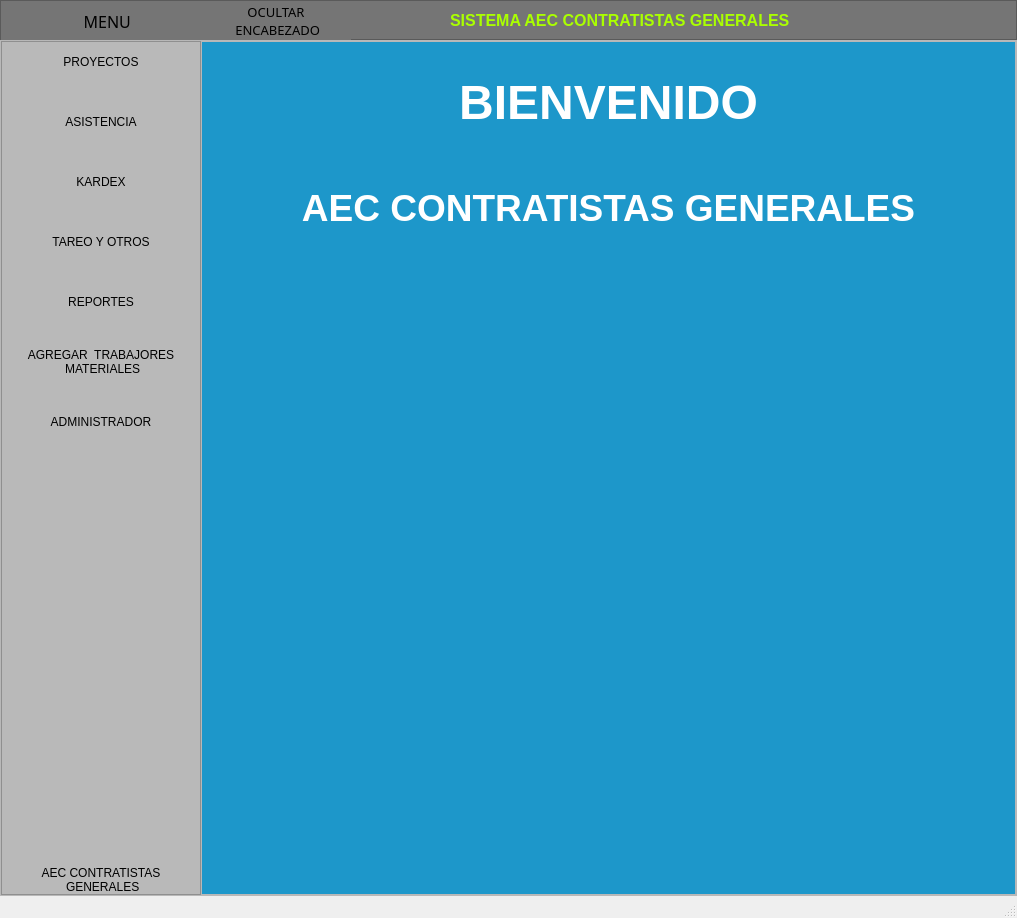
Above: ui_files/menu.ui from Romehe369/aec_contrastistas_g before the change. Below: the same form after it.
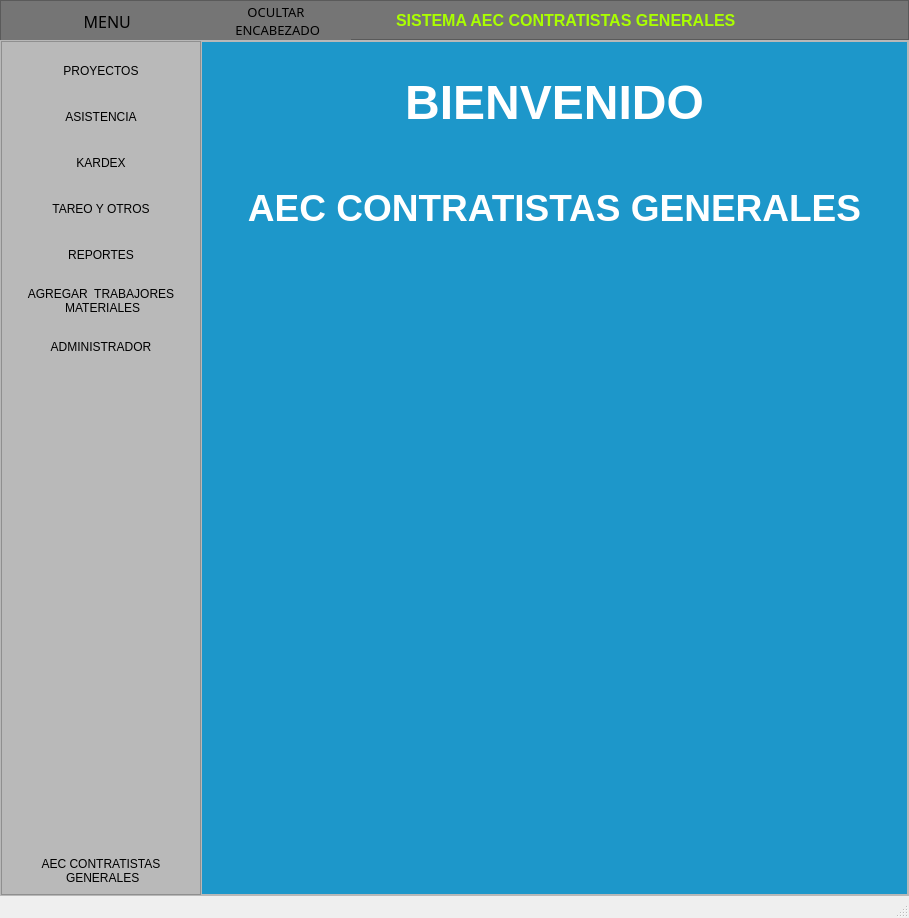
That is the form after the change. The open tabs and pages were chosen to show the change. Icons and pictures are not drawn.

Diff of the .ui file:
```diff
--- a/ui_files/menu.ui
+++ b/ui_files/menu.ui
@@ -6,7 +6,7 @@
    <rect>
     <x>0</x>
     <y>0</y>
-    <width>1017</width>
+    <width>909</width>
     <height>918</height>
    </rect>
   </property>
@@ -16,6 +16,12 @@
     <height>0</height>
    </size>
   </property>
+  <property name="maximumSize">
+   <size>
+    <width>16777215</width>
+    <height>918</height>
+   </size>
+  </property>
   <property name="windowTitle">
    <string>MainWindow</string>
   </property>
@@ -487,21 +493,6 @@
           <number>0</number>
          </property>
          <layout class="QVBoxLayout" name="verticalLayout_2">
-          <property name="spacing">
-           <number>20</number>
-          </property>
-          <property name="leftMargin">
-           <number>0</number>
-          </property>
-          <property name="topMargin">
-           <number>0</number>
-          </property>
-          <property name="rightMargin">
-           <number>0</number>
-          </property>
-          <property name="bottomMargin">
-           <number>0</number>
-          </property>
           <item>
            <widget class="QPushButton" name="btn_proyectos">
             <property name="minimumSize">
```
Left out of the diff: 2 changed lines with no effect on the pictures.
